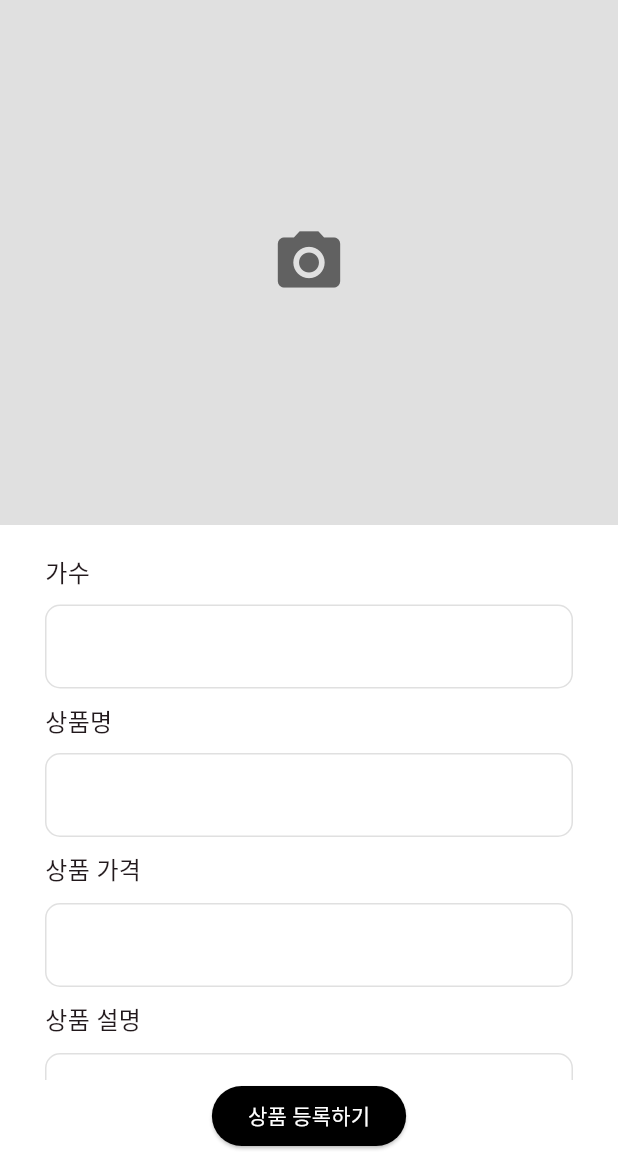
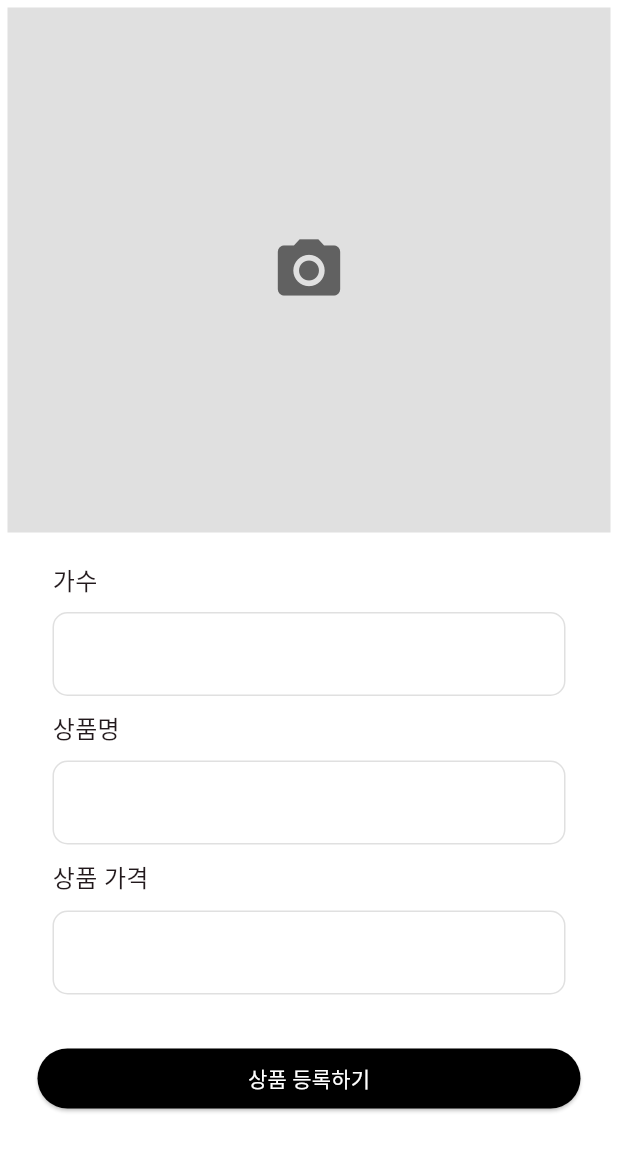
Before and after one commit to nakwon-music-shop/ONLINE_SHOPPINGMALL, a Flutter app: the RegistPage screen opened directly, on a phone screen of 412 x 824 dp, the part 84-1236 px from its top. Run offline on Flutter 3.47's test engine with Material 3 defaults, Android fonts, the phone set to English and light mode, and no system bars; our stand-ins replace cloud_firestore, firebase_core, image_picker; accounts and stored records are empty.

Commit message:
[modify]RegistPage에서 버튼 형식 ShoppingcartPage와 통일

```diff
--- a/nakwon_online_shoppingmall/lib/pages/regist/regist_page.dart
+++ b/nakwon_online_shoppingmall/lib/pages/regist/regist_page.dart
@@ -32,7 +32,9 @@ class _RegistPageState extends State<RegistPage> {
           style: TextStyle(fontWeight: FontWeight.bold),
         ),
       ),
-      body: Column(
+      body: Padding(
+        padding: const EdgeInsets.all(5),
+        child: Column(
           children: [
             // 이미지 업로드 영역
             Stack(
@@ -82,7 +84,10 @@ class _RegistPageState extends State<RegistPage> {
               ),
             )),
             // 상품 등록하기 버튼
-          ElevatedButton(
+            Container(
+              padding: EdgeInsets.all(20),
+              width: double.infinity,
+              child: ElevatedButton(
                   onPressed: () {
                     if (widget.song != null &&
                         widget.artist != null &&
@@ -116,8 +121,10 @@ class _RegistPageState extends State<RegistPage> {
                               ));
                     }
                   },
-              child: Text('상품 등록하기'))
+                  child: Text('상품 등록하기')),
+            )
           ],
+        ),
       ),
     );
   }
```
Lines whose indentation alone changed are shown as unchanged.
